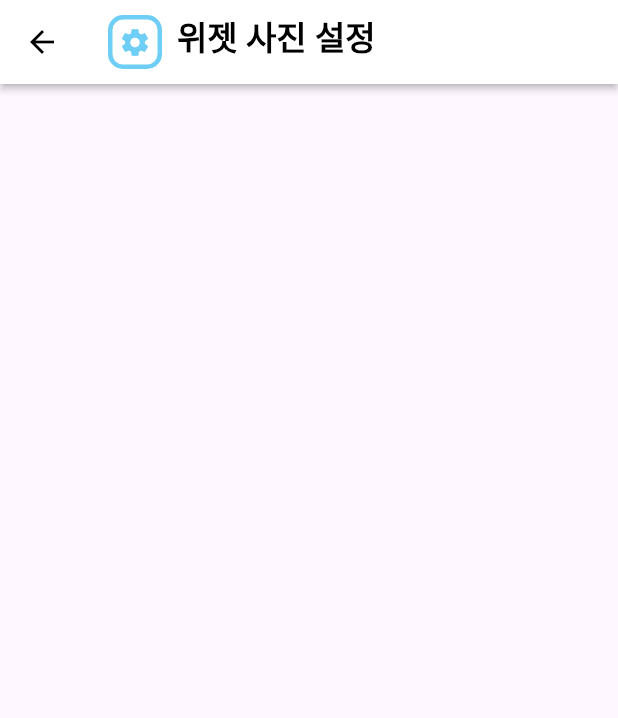
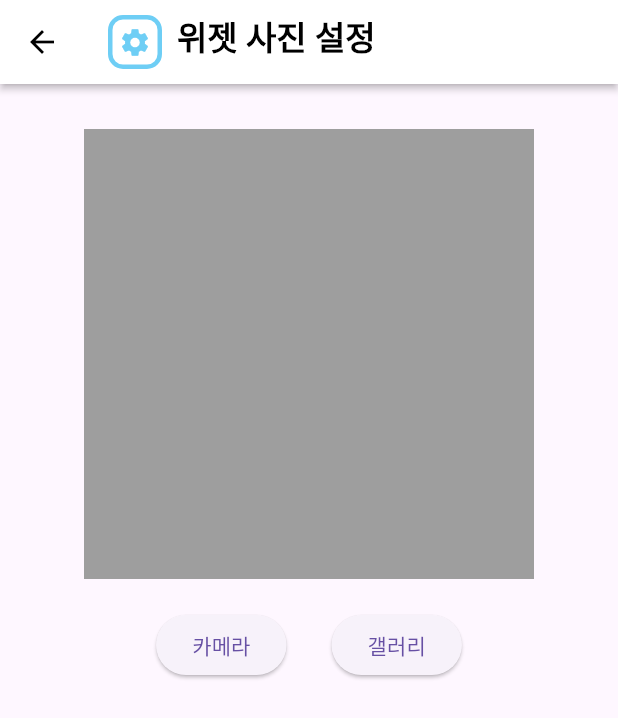
Before and after one commit to latter-electronic/MOASS, a Flutter app: the SettingWidgetPhotoScreen screen opened directly, on a phone screen of 412 x 824 dp. Shown: the top 718 px of the screen. Run offline on Flutter 3.47's test engine with Material 3 defaults, Android fonts, the phone set to English and light mode, and no system bars; our stand-ins replace image_picker.

```diff
--- a/Frontend/moass/lib/screens/setting_widget_photo.dart
+++ b/Frontend/moass/lib/screens/setting_widget_photo.dart
@@ -1,16 +1,83 @@
+import 'dart:io';
+
 import 'package:flutter/material.dart';
+import 'package:image_picker/image_picker.dart';
 import 'package:moass/widgets/top_bar.dart';
 
-class SettingWidgetPhotoScreen extends StatelessWidget {
+class SettingWidgetPhotoScreen extends StatefulWidget {
   const SettingWidgetPhotoScreen({super.key});
 
   @override
+  State<SettingWidgetPhotoScreen> createState() =>
+      _SettingWidgetPhotoScreenState();
+}
+
+class _SettingWidgetPhotoScreenState extends State<SettingWidgetPhotoScreen> {
+  XFile? _image; //이미지를 담을 변수 선언
+  final ImagePicker picker = ImagePicker(); //ImagePicker 초기화
+
+  //이미지를 가져오는 함수
+  Future getImage(ImageSource imageSource) async {
+    //pickedFile에 ImagePicker로 가져온 이미지가 담김
+    final XFile? pickedFile = await picker.pickImage(source: imageSource);
+    if (pickedFile != null) {
+      setState(() {
+        _image = XFile(pickedFile.path); //가져온 이미지를 _image에 저장
+      });
+    }
+  }
+
+  @override
   Widget build(BuildContext context) {
-    return const Scaffold(
-      appBar: TopBar(
+    return Scaffold(
+      appBar: const TopBar(
         title: '위젯 사진 설정',
         icon: Icons.settings,
       ),
+      body: Column(
+        crossAxisAlignment: CrossAxisAlignment.center,
+        children: [
+          const SizedBox(height: 30, width: double.infinity),
+          _buildPhotoArea(),
+          const SizedBox(height: 20),
+          _buildButton(),
+        ],
+      ),
+    );
+  }
+
+  Widget _buildPhotoArea() {
+    return _image != null
+        ? SizedBox(
+            width: 300,
+            height: 300,
+            child: Image.file(File(_image!.path)), //가져온 이미지를 화면에 띄워주는 코드
+          )
+        : Container(
+            width: 300,
+            height: 300,
+            color: Colors.grey,
+          );
+  }
+
+  Widget _buildButton() {
+    return Row(
+      mainAxisAlignment: MainAxisAlignment.center,
+      children: [
+        ElevatedButton(
+          onPressed: () {
+            getImage(ImageSource.camera); //getImage 함수를 호출해서 카메라로 찍은 사진 가져오기
+          },
+          child: const Text("카메라"),
+        ),
+        const SizedBox(width: 30),
+        ElevatedButton(
+          onPressed: () {
+            getImage(ImageSource.gallery); //getImage 함수를 호출해서 갤러리에서 사진 가져오기
+          },
+          child: const Text("갤러리"),
+        ),
+      ],
     );
   }
 }
```
Also changed, not shown: 1 other file.
